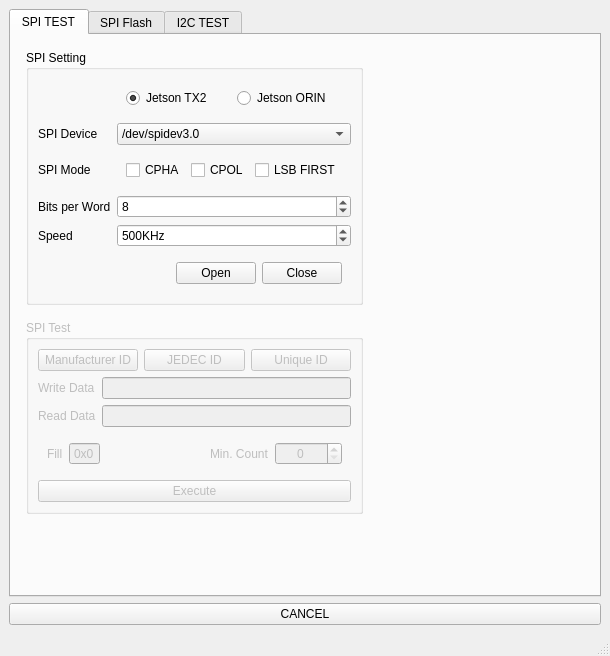
Old version of the form mainwindow.ui in the repository NSJ-student/spiflash_by_spidev.
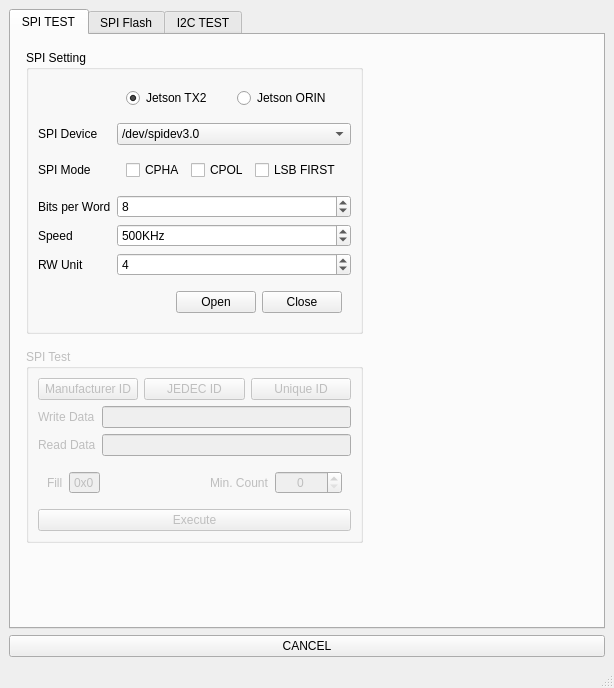
New version of the form. Icons and pictures are not drawn.

Commit message: custom RW unit size

```diff
--- a/mainwindow.ui
+++ b/mainwindow.ui
@@ -6,8 +6,8 @@
    <rect>
     <x>0</x>
     <y>0</y>
-    <width>610</width>
-    <height>656</height>
+    <width>614</width>
+    <height>688</height>
    </rect>
   </property>
   <property name="windowTitle">
@@ -120,7 +120,7 @@
              </property>
             </widget>
            </item>
-           <item row="5" column="0" colspan="2">
+           <item row="6" column="0" colspan="2">
             <widget class="QFrame" name="frame">
              <layout class="QHBoxLayout" name="horizontalLayout_4">
               <item alignment="Qt::AlignRight">
@@ -196,6 +196,29 @@
              </layout>
             </widget>
            </item>
+           <item row="5" column="0">
+            <widget class="QLabel" name="label_19">
+             <property name="text">
+              <string>RW Unit</string>
+             </property>
+            </widget>
+           </item>
+           <item row="5" column="1">
+            <widget class="QSpinBox" name="sbSpiRWUnit">
+             <property name="minimum">
+              <number>1</number>
+             </property>
+             <property name="maximum">
+              <number>128</number>
+             </property>
+             <property name="singleStep">
+              <number>4</number>
+             </property>
+             <property name="value">
+              <number>4</number>
+             </property>
+            </widget>
+           </item>
           </layout>
          </widget>
         </item>
```
The commit also changes 2 other files.
